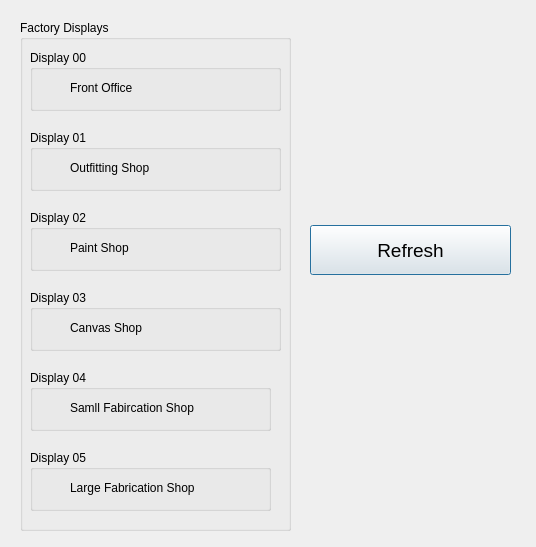
First picture: the form in refresh_displays_dlg.ui, repository northriverboats/RefreshDisplays, before the edit.
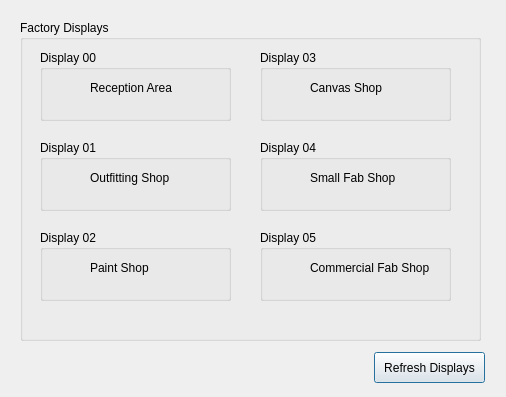
Second picture: the form after the edit. Icons and pictures are not drawn.

```diff
--- a/refresh_displays_dlg.ui
+++ b/refresh_displays_dlg.ui
@@ -6,38 +6,20 @@
    <rect>
     <x>0</x>
     <y>0</y>
-    <width>536</width>
-    <height>547</height>
+    <width>506</width>
+    <height>397</height>
    </rect>
   </property>
   <property name="windowTitle">
    <string>NRB Refresh Factory Displays</string>
   </property>
-  <widget class="QPushButton" name="pushButton_refresh">
-   <property name="geometry">
-    <rect>
-     <x>310</x>
-     <y>225</y>
-     <width>201</width>
-     <height>50</height>
-    </rect>
-   </property>
-   <property name="font">
-    <font>
-     <pointsize>14</pointsize>
-    </font>
-   </property>
-   <property name="text">
-    <string>Refresh</string>
-   </property>
-  </widget>
   <widget class="QGroupBox" name="groupBox">
    <property name="geometry">
     <rect>
      <x>20</x>
      <y>20</y>
-     <width>271</width>
-     <height>511</height>
+     <width>461</width>
+     <height>321</height>
     </rect>
    </property>
    <property name="title">
@@ -46,10 +28,10 @@
    <widget class="QGroupBox" name="groupBox_display_0">
     <property name="geometry">
      <rect>
-      <x>10</x>
+      <x>20</x>
       <y>30</y>
-      <width>251</width>
-      <height>61</height>
+      <width>191</width>
+      <height>71</height>
      </rect>
     </property>
     <property name="title">
@@ -58,7 +40,7 @@
     <widget class="QLabel" name="label_led_0">
      <property name="geometry">
       <rect>
-       <x>10</x>
+       <x>20</x>
        <y>30</y>
        <width>21</width>
        <height>21</height>
@@ -77,24 +59,24 @@
     <widget class="QLabel" name="label_description_0">
      <property name="geometry">
       <rect>
-       <x>40</x>
+       <x>50</x>
        <y>30</y>
-       <width>81</width>
+       <width>131</width>
        <height>16</height>
       </rect>
      </property>
      <property name="text">
-      <string>Front Office</string>
+      <string>Reception Area</string>
      </property>
     </widget>
    </widget>
    <widget class="QGroupBox" name="groupBox_display_1">
     <property name="geometry">
      <rect>
-      <x>10</x>
-      <y>110</y>
-      <width>251</width>
-      <height>61</height>
+      <x>20</x>
+      <y>120</y>
+      <width>191</width>
+      <height>71</height>
      </rect>
     </property>
     <property name="title">
@@ -103,7 +85,7 @@
     <widget class="QLabel" name="label_led_1">
      <property name="geometry">
       <rect>
-       <x>10</x>
+       <x>20</x>
        <y>30</y>
        <width>21</width>
        <height>21</height>
@@ -122,9 +104,9 @@
     <widget class="QLabel" name="label_description_1">
      <property name="geometry">
       <rect>
-       <x>40</x>
+       <x>50</x>
        <y>30</y>
-       <width>111</width>
+       <width>131</width>
        <height>16</height>
       </rect>
      </property>
@@ -136,10 +118,10 @@
    <widget class="QGroupBox" name="groupBox_display_2">
     <property name="geometry">
      <rect>
-      <x>10</x>
-      <y>190</y>
-      <width>251</width>
-      <height>61</height>
+      <x>20</x>
+      <y>210</y>
+      <width>191</width>
+      <height>71</height>
      </rect>
     </property>
     <property name="title">
@@ -148,7 +130,7 @@
     <widget class="QLabel" name="label_led_2">
      <property name="geometry">
       <rect>
-       <x>10</x>
+       <x>20</x>
        <y>30</y>
        <width>21</width>
        <height>21</height>
@@ -167,9 +149,9 @@
     <widget class="QLabel" name="label_description_2">
      <property name="geometry">
       <rect>
-       <x>40</x>
+       <x>50</x>
        <y>30</y>
-       <width>81</width>
+       <width>131</width>
        <height>16</height>
       </rect>
      </property>
@@ -181,10 +163,10 @@
    <widget class="QGroupBox" name="groupBox_display_3">
     <property name="geometry">
      <rect>
-      <x>10</x>
-      <y>270</y>
-      <width>251</width>
-      <height>61</height>
+      <x>240</x>
+      <y>30</y>
+      <width>191</width>
+      <height>71</height>
      </rect>
     </property>
     <property name="title">
@@ -193,7 +175,7 @@
     <widget class="QLabel" name="label_led_3">
      <property name="geometry">
       <rect>
-       <x>10</x>
+       <x>20</x>
        <y>30</y>
        <width>21</width>
        <height>21</height>
@@ -212,9 +194,9 @@
     <widget class="QLabel" name="label_description_3">
      <property name="geometry">
       <rect>
-       <x>40</x>
+       <x>50</x>
        <y>30</y>
-       <width>91</width>
+       <width>131</width>
        <height>16</height>
       </rect>
      </property>
@@ -226,10 +208,10 @@
    <widget class="QGroupBox" name="groupBox_display_4">
     <property name="geometry">
      <rect>
-      <x>10</x>
-      <y>350</y>
-      <width>241</width>
-      <height>61</height>
+      <x>240</x>
+      <y>120</y>
+      <width>191</width>
+      <height>71</height>
      </rect>
     </property>
     <property name="title">
@@ -238,7 +220,7 @@
     <widget class="QLabel" name="label_led_4">
      <property name="geometry">
       <rect>
-       <x>10</x>
+       <x>20</x>
        <y>30</y>
        <width>21</width>
        <height>21</height>
@@ -257,24 +239,24 @@
     <widget class="QLabel" name="label_description_4">
      <property name="geometry">
       <rect>
-       <x>40</x>
+       <x>50</x>
        <y>30</y>
-       <width>151</width>
+       <width>131</width>
        <height>16</height>
       </rect>
      </property>
      <property name="text">
-      <string>Samll Fabircation Shop</string>
+      <string>Small Fab Shop</string>
      </property>
     </widget>
    </widget>
    <widget class="QGroupBox" name="groupBox_display_5">
     <property name="geometry">
      <rect>
-      <x>10</x>
-      <y>430</y>
-      <width>241</width>
-      <height>61</height>
+      <x>240</x>
+      <y>210</y>
+      <width>191</width>
+      <height>71</height>
      </rect>
     </property>
     <property name="title">
@@ -283,7 +265,7 @@
     <widget class="QLabel" name="label_led_5">
      <property name="geometry">
       <rect>
-       <x>10</x>
+       <x>20</x>
        <y>30</y>
        <width>21</width>
        <height>21</height>
@@ -302,18 +284,31 @@
     <widget class="QLabel" name="label_description_5">
      <property name="geometry">
       <rect>
-       <x>40</x>
+       <x>50</x>
        <y>30</y>
-       <width>151</width>
+       <width>131</width>
        <height>16</height>
       </rect>
      </property>
      <property name="text">
-      <string>Large Fabrication Shop</string>
+      <string>Commercial Fab Shop</string>
      </property>
     </widget>
    </widget>
   </widget>
+  <widget class="QPushButton" name="pushButton_refresh">
+   <property name="geometry">
+    <rect>
+     <x>374</x>
+     <y>352</y>
+     <width>111</width>
+     <height>31</height>
+    </rect>
+   </property>
+   <property name="text">
+    <string>Refresh Displays</string>
+   </property>
+  </widget>
  </widget>
  <resources>
   <include location="refresh_displays_resources.qrc"/>
```
Left out of the diff: 26 changed lines with no effect on the pictures.
